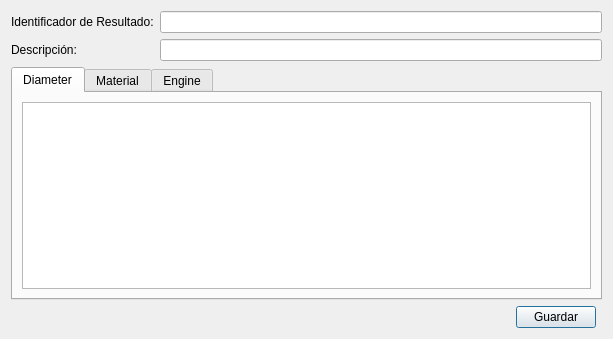
Qt form core/ui/toolbars/assetmanage/priority_config.ui (bgeo-gis/gw_assetmanage_plugin) before a commit.
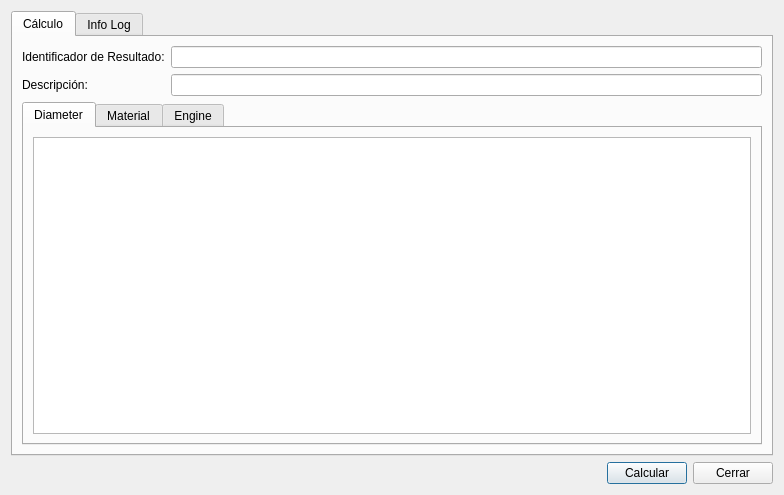
The same form after that commit.

Commit message: Enhancement: ui forms

Patch:
```diff
--- a/core/ui/toolbars/assetmanage/priority_config.ui
+++ b/core/ui/toolbars/assetmanage/priority_config.ui
@@ -6,15 +6,52 @@
    <rect>
     <x>0</x>
     <y>0</y>
-    <width>613</width>
-    <height>339</height>
+    <width>784</width>
+    <height>495</height>
    </rect>
   </property>
   <property name="windowTitle">
    <string>Calculo de prioridades</string>
   </property>
   <layout class="QGridLayout" name="gridLayout">
-   <item row="4" column="0" rowspan="2" colspan="3">
+   <item row="5" column="0">
+    <spacer name="horizontalSpacer">
+     <property name="orientation">
+      <enum>Qt::Horizontal</enum>
+     </property>
+     <property name="sizeHint" stdset="0">
+      <size>
+       <width>40</width>
+       <height>20</height>
+      </size>
+     </property>
+    </spacer>
+   </item>
+   <item row="5" column="1">
+    <widget class="QPushButton" name="btn_calc">
+     <property name="text">
+      <string>Calcular</string>
+     </property>
+    </widget>
+   </item>
+   <item row="5" column="2">
+    <widget class="QPushButton" name="btn_close">
+     <property name="text">
+      <string>Cerrar</string>
+     </property>
+    </widget>
+   </item>
+   <item row="1" column="0" colspan="3">
+    <widget class="QTabWidget" name="mainTab">
+     <property name="currentIndex">
+      <number>0</number>
+     </property>
+     <widget class="QWidget" name="tab_calc">
+      <attribute name="title">
+       <string>Cálculo</string>
+      </attribute>
+      <layout class="QGridLayout" name="gridLayout_6">
+       <item row="1" column="0">
     <widget class="QTabWidget" name="tab_widget">
      <property name="sizePolicy">
       <sizepolicy hsizetype="Expanding" vsizetype="Expanding">
@@ -57,27 +94,7 @@
      </widget>
     </widget>
    </item>
-   <item row="7" column="1">
-    <widget class="QPushButton" name="btn_save">
-     <property name="text">
-      <string>Guardar</string>
-     </property>
-    </widget>
-   </item>
-   <item row="7" column="0">
-    <spacer name="horizontalSpacer">
-     <property name="orientation">
-      <enum>Qt::Horizontal</enum>
-     </property>
-     <property name="sizeHint" stdset="0">
-      <size>
-       <width>40</width>
-       <height>20</height>
-      </size>
-     </property>
-    </spacer>
-   </item>
-   <item row="0" column="0" colspan="3">
+       <item row="0" column="0">
     <layout class="QGridLayout" name="gridLayout_5">
      <item row="1" column="1">
       <widget class="QLineEdit" name="txt_descript">
@@ -119,6 +136,20 @@
       </widget>
      </item>
     </layout>
+       </item>
+      </layout>
+     </widget>
+     <widget class="QWidget" name="tab_infolog">
+      <attribute name="title">
+       <string>Info Log</string>
+      </attribute>
+      <layout class="QGridLayout" name="gridLayout_7">
+       <item row="0" column="0">
+        <widget class="QTextEdit" name="txt_infolog"/>
+       </item>
+      </layout>
+     </widget>
+    </widget>
    </item>
   </layout>
  </widget>
```
Lines whose indentation alone changed are shown as unchanged. The commit also changes 3 other files.
